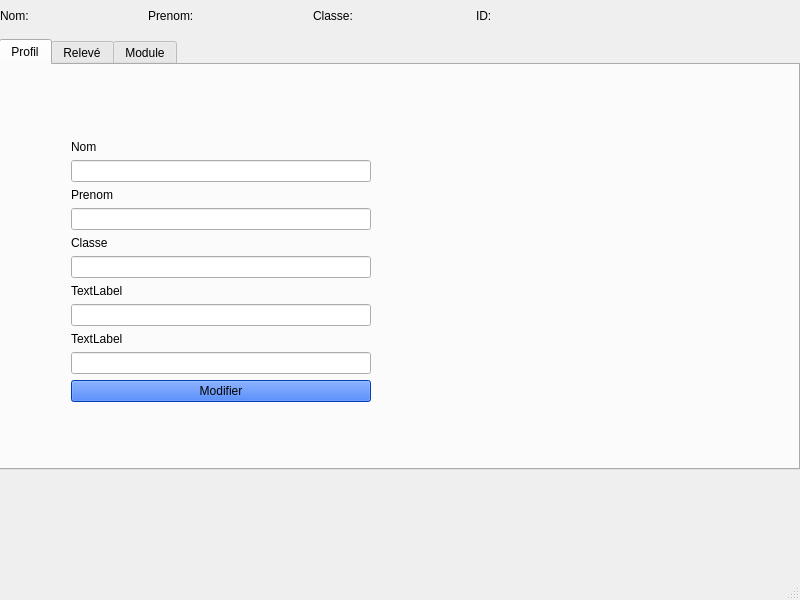
First picture: the form in uietudiant.ui, repository thiongane-ndiaga/gestion_des_notes, before the edit.
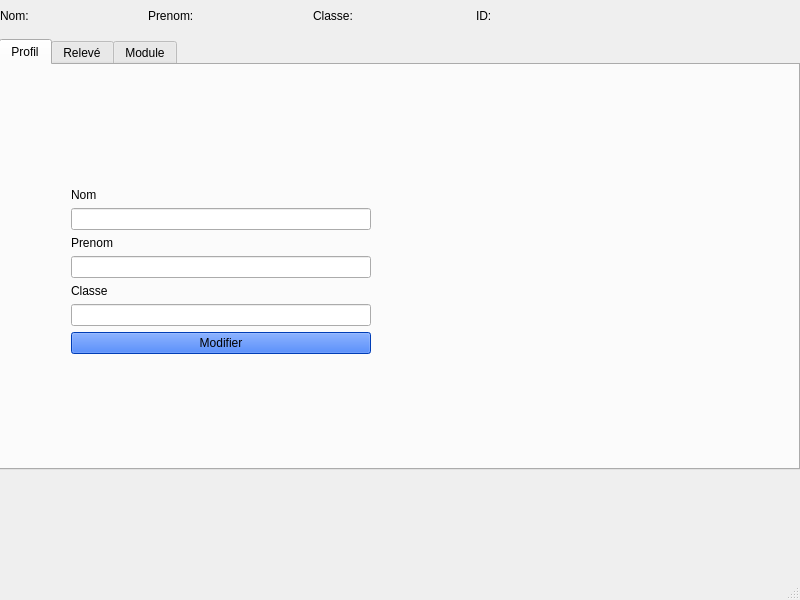
Second picture: the form after the edit. Icons and pictures are not drawn.

The edit to the form file:
```diff
--- a/uietudiant.ui
+++ b/uietudiant.ui
@@ -329,41 +329,7 @@
               </property>
              </widget>
             </item>
-            <item row="3" column="0">
-             <widget class="QLabel" name="label_26">
-              <property name="text">
-               <string>TextLabel</string>
-              </property>
-             </widget>
-            </item>
             <item row="3" column="1">
-             <widget class="QLineEdit" name="lineEdit_9">
-              <property name="maximumSize">
-               <size>
-                <width>300</width>
-                <height>16777215</height>
-               </size>
-              </property>
-             </widget>
-            </item>
-            <item row="4" column="0">
-             <widget class="QLabel" name="label_27">
-              <property name="text">
-               <string>TextLabel</string>
-              </property>
-             </widget>
-            </item>
-            <item row="4" column="1">
-             <widget class="QLineEdit" name="lineEdit_10">
-              <property name="maximumSize">
-               <size>
-                <width>300</width>
-                <height>16777215</height>
-               </size>
-              </property>
-             </widget>
-            </item>
-            <item row="5" column="1">
              <widget class="QPushButton" name="pushButton_2">
               <property name="maximumSize">
                <size>
```
Left out of the diff: 2 changed lines with no effect on the pictures.
